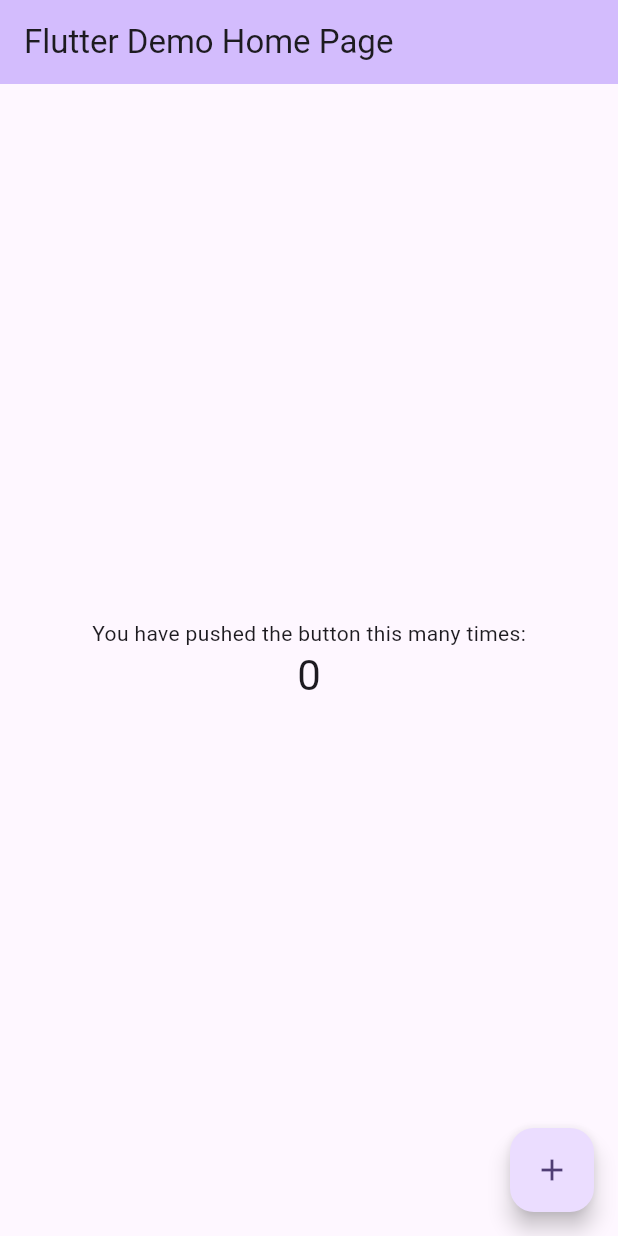
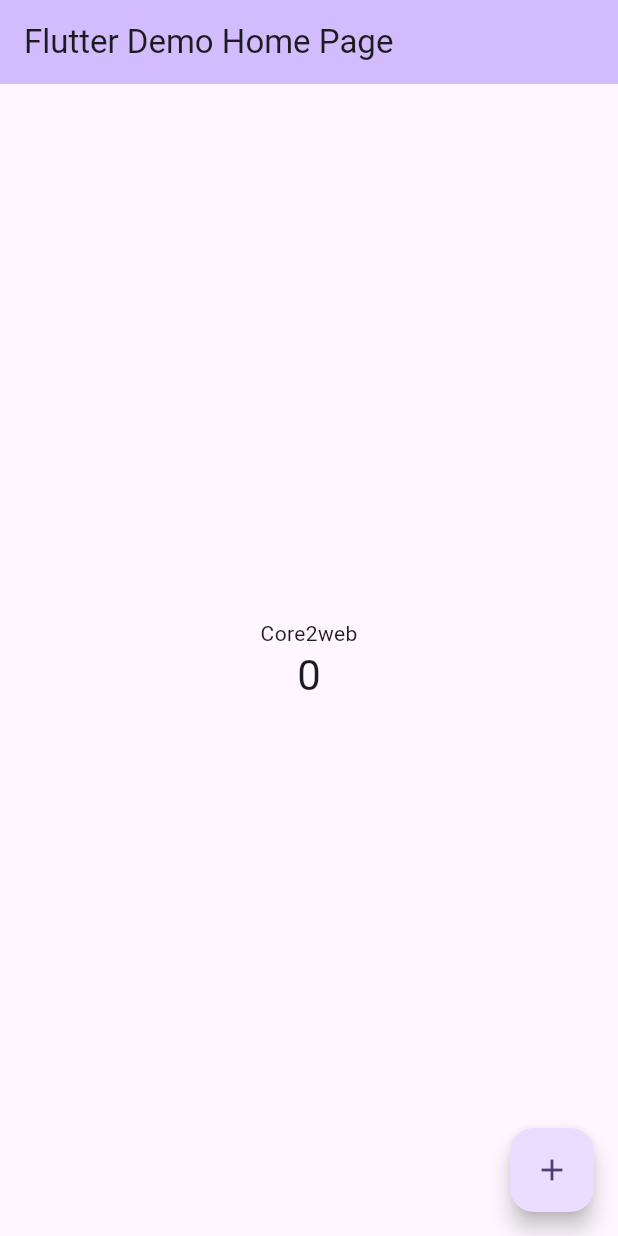
Before and after one commit to gaurikhaire10/Flutter_2025, a Flutter app: the screen it shows after launch, on a phone screen of 412 x 824 dp. Run offline on Flutter 3.47's test engine with Material 3 defaults, Android fonts, the phone set to English and light mode, and no system bars.

Commit message:
Second commit

```diff
--- a/quiz_app/lib/main.dart
+++ b/quiz_app/lib/main.dart
@@ -104,7 +104,7 @@ class _MyHomePageState extends State<MyHomePage> {
           // wireframe for each widget.
           mainAxisAlignment: MainAxisAlignment.center,
           children: <Widget>[
-            const Text('You have pushed the button this many times:'),
+            const Text('Core2web'),
             Text(
               '$_counter',
               style: Theme.of(context).textTheme.headlineMedium,
```
